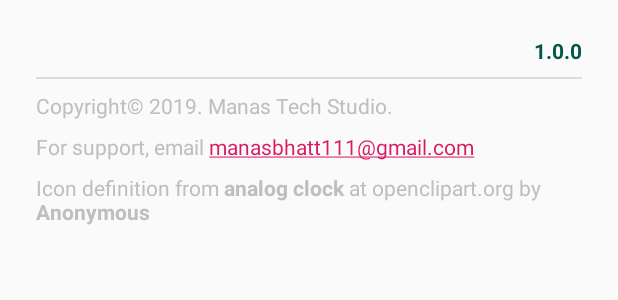
After one commit to abysstone/Task-Timer, an Android app: the layout about.xml on its own in the app's theme, with its tools: preview values and no code run, on a phone screen of 412 x 824 dp. The commit adds this screen. Shown: the top 300 px of the screen. Run offline under Robolectric (Android 15) with nearby library versions, the phone set to English and light mode, and no system bars.

Commit message:
about dialog

```diff
--- a/app/src/main/java/com/abysstone/tasktimer/MainActivity.java
+++ b/app/src/main/java/com/abysstone/tasktimer/MainActivity.java
@@ -5,7 +5,10 @@ import android.os.Bundle;
 import android.util.Log;
 import android.view.Menu;
 import android.view.MenuItem;
+import android.view.View;
+import android.widget.TextView;
 
+import androidx.appcompat.app.AlertDialog;
 import androidx.appcompat.app.AppCompatActivity;
 import androidx.appcompat.widget.Toolbar;
 import androidx.fragment.app.Fragment;
@@ -27,6 +30,8 @@ public class MainActivity extends AppCompatActivity
     public static final int DIALOG_ID_DELETE = 1;
     public static final int DIALOG_ID_CANCEL_EDIT = 2;
 
+    private AlertDialog mDialog = null;         // module scope because we need to dismiss it in onStop
+                                                // eg when orientation changes to avoid memory leak.
     @Override
     protected void onCreate(Bundle savedInstanceState) {
 
@@ -154,11 +159,30 @@ public class MainActivity extends AppCompatActivity
             case R.id.menumain_settings:
                 break;
             case R.id.menumain_showAbout:
+                showAboutDialog();
                 break;
             case R.id.menumain_generate:
                 break;
         }
         return super.onOptionsItemSelected(item);
+    }
+
+    public void showAboutDialog(){
+        View messageView = getLayoutInflater().inflate(R.layout.about, null, false);
+        AlertDialog.Builder builder = new AlertDialog.Builder(this);
+        builder.setTitle(R.string.app_name);
+        builder.setIcon(R.mipmap.ic_launcher);
+        builder.setView(messageView);
+
+        mDialog = builder.create();
+        mDialog.setCanceledOnTouchOutside(true);
+//        builder.setTitle(R.string.app_name);
+//        builder.setIcon(R.mipmap.ic_launcher);
+
+        TextView tv =(TextView) messageView.findViewById(R.id.about_version);
+        tv.setText("v" + BuildConfig.VERSION_NAME);
+
+        mDialog.show();
     }
 
     @Override
@@ -270,4 +294,11 @@ public class MainActivity extends AppCompatActivity
         }
     }
 
+    @Override
+    protected void onStop() {
+        super.onStop();
+        if (mDialog != null && mDialog.isShowing()){
+            mDialog.dismiss();
+        }
+    }
 }
--- /dev/null
+++ b/app/src/main/res/layout/about.xml
@@ -0,0 +1,54 @@
+<?xml version="1.0" encoding="utf-8"?>
+<LinearLayout xmlns:android="http://schemas.android.com/apk/res/android"
+    xmlns:tools="http://schemas.android.com/tools"
+    android:layout_width="match_parent"
+    android:layout_height="match_parent"
+    android:orientation="vertical"
+    android:paddingLeft="?attr/dialogPreferredPadding"
+    android:paddingTop="?attr/dialogPreferredPadding"
+    android:paddingRight="?attr/dialogPreferredPadding"
+    android:paddingBottom="?attr/dialogPreferredPadding">
+
+    <TextView
+        android:id="@+id/about_version"
+        android:layout_width="wrap_content"
+        android:layout_height="wrap_content"
+        android:layout_gravity="end"
+        android:textColor="@color/colorPrimaryDark"
+        android:textStyle="bold"
+        tools:text="1.0.0" />
+
+    <TextView
+        android:id="@+id/line"
+        android:layout_width="match_parent"
+        android:layout_height="1dp"
+        android:layout_marginTop="8dp"
+        android:background="?attr/dividerHorizontal"
+        android:textColor="@android:color/secondary_text_dark"
+        android:textStyle="bold" />
+
+    <TextView
+        android:id="@+id/about_copyright"
+        android:layout_width="match_parent"
+        android:layout_height="wrap_content"
+        android:layout_marginTop="8dp"
+        android:text="@string/about_copyright"
+        android:textColor="@android:color/secondary_text_dark" />
+
+    <TextView
+        android:id="@+id/about_email"
+        android:layout_width="match_parent"
+        android:layout_height="wrap_content"
+        android:layout_marginTop="8dp"
+        android:autoLink="email"
+        android:text="@string/about_email"
+        android:textColor="@android:color/secondary_text_dark" />
+
+    <TextView
+        android:id="@+id/about_credits"
+        android:layout_width="match_parent"
+        android:layout_height="wrap_content"
+        android:layout_marginTop="8dp"
+        android:text="@string/about_credits"
+        android:textColor="@android:color/secondary_text_dark" />
+</LinearLayout>
--- a/app/src/main/res/values/strings.xml
+++ b/app/src/main/res/values/strings.xml
@@ -23,4 +23,7 @@
     <string name="cancelEditDial_message">You have unsaved changes. Do you want to abandon your changes, or continue editing.</string>
     <string name="cancelEditDiag_positive_caption">Continue editing</string>
     <string name="cancelEditDiag_negative_caption">Abandon changes</string>
+    <string name="about_copyright">Copyright\u00a9 2019. Manas Tech Studio.</string>
+    <string name="about_email">For support, email manasbhatt111@gmail.com</string>
+    <string name="about_credits">Icon definition from <b>analog clock</b> at openclipart.org by <b>Anonymous</b></string>
 </resources>
```
Also changed, not shown: app/src/main/oldie/mipmap-hdpi/ic_launcher.png (added), app/src/main/oldie/mipmap-hdpi/ic_launcher_round.png (renamed from app/src/main/res/mipmap-hdpi/ic_launcher_round.png), app/src/main/oldie/mipmap-mdpi/ic_launcher.png (added), app/src/main/oldie/mipmap-mdpi/ic_launcher_round.png (renamed from app/src/main/res/mipmap-mdpi/ic_launcher_round.png), app/src/main/oldie/mipmap-xhdpi/ic_launcher.png (added), app/src/main/oldie/mipmap-xhdpi/ic_launcher_round.png (renamed from app/src/main/res/mipmap-xhdpi/ic_launcher_round.png), app/src/main/oldie/mipmap-xxhdpi/ic_launcher.png (added), app/src/main/oldie/mipmap-xxhdpi/ic_launcher_round.png (renamed from app/src/main/res/mipmap-xxhdpi/ic_launcher_round.png), app/src/main/oldie/mipmap-xxxhdpi/ic_launcher.png (added), app/src/main/oldie/mipmap-xxxhdpi/ic_launcher_round.png (renamed from app/src/main/res/mipmap-xxxhdpi/ic_launcher_round.png), app/src/main/res/mipmap-hdpi/ic_launcher.png, app/src/main/res/mipmap-mdpi/ic_launcher.png, app/src/main/res/mipmap-xhdpi/ic_launcher.png, app/src/main/res/mipmap-xxhdpi/ic_launcher.png, 1 more files.
